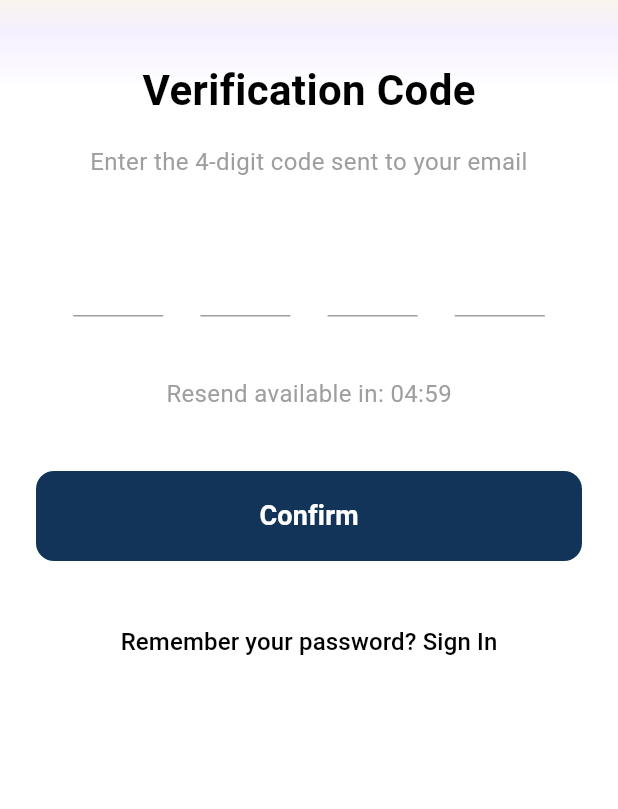
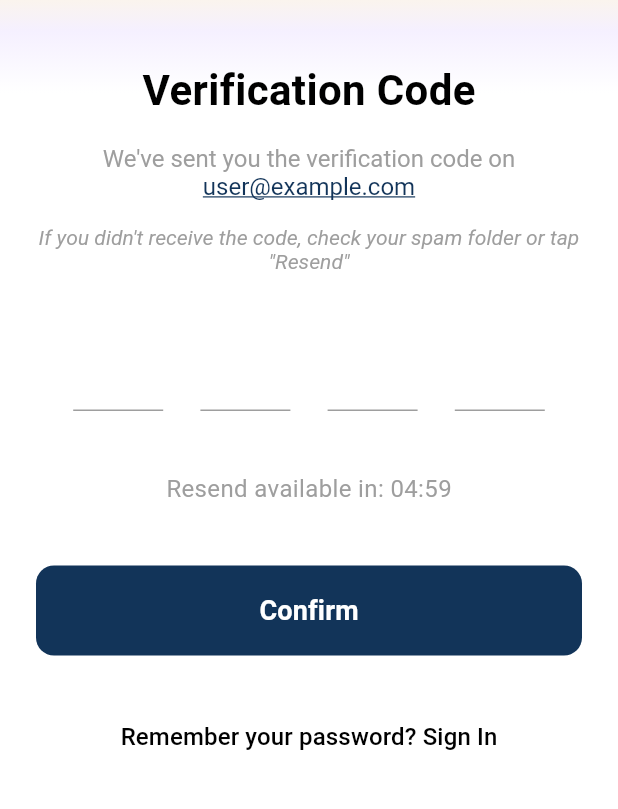
Before and after one commit to ahmed-joma/skip_line, a Flutter app: the VerificationCodeView screen opened directly, on a phone screen of 412 x 824 dp, the part 216-1025 px from its top. Run offline on Flutter 3.47's test engine with Material 3 defaults, Android fonts, the phone set to English and light mode, and no system bars; our stand-ins replace bloc, dio, equatable, flutter_bloc, go_router, permission_handler and 1 more; missing offline and left inert: mobile_scanner; accounts and stored records are empty.

Commit message:
fix some issus

```diff
--- a/lib/core/utils/app_routers.dart
+++ b/lib/core/utils/app_routers.dart
@@ -92,7 +92,10 @@ class AppRouters {
       // Verification Code Screen (Reset Password)
       GoRoute(
         path: kVerificationCodeView,
-        builder: (context, state) => const VerificationCodeScreen(),
+        builder: (context, state) {
+          final userEmail = state.extra as String?;
+          return VerificationCodeScreen(userEmail: userEmail);
+        },
       ),
 
       // Sign Up Verification Code Screen
--- a/lib/features/reset_password/presentation/views/reset_password_view.dart
+++ b/lib/features/reset_password/presentation/views/reset_password_view.dart
@@ -78,7 +78,7 @@ class _ResetPasswordViewState extends State<ResetPasswordView> {
 
         print('🔄 Redirecting to verification code screen...');
         print('🏁 ===== RESET PASSWORD VIEW - SEND CODE COMPLETED =====');
-        context.go('/verification-code');
+        context.go('/verification-code', extra: _emailController.text.trim());
       } else {
         print('❌ ===== SEND CODE FAILED! =====');
         print('❌ Failed to send password reset code! Showing error message...');
--- a/lib/features/reset_password/presentation/views/verification_code_view.dart
+++ b/lib/features/reset_password/presentation/views/verification_code_view.dart
@@ -9,7 +9,9 @@ import '../../../../shared/utils/password_validator.dart';
 import '../../../../core/services/auth_service.dart';
 
 class VerificationCodeView extends StatefulWidget {
-  const VerificationCodeView({super.key});
+  final String? userEmail;
+
+  const VerificationCodeView({super.key, this.userEmail});
 
   @override
   State<VerificationCodeView> createState() => _VerificationCodeViewState();
@@ -44,9 +46,14 @@ class _VerificationCodeViewState extends State<VerificationCodeView> {
   }
 
   void _loadEmail() {
-    // For now, we'll use a placeholder email
-    // In a real app, you would get this from shared preferences or pass it as a parameter
+    // استخدام البريد الإلكتروني المرسل من الصفحة السابقة
+    if (widget.userEmail != null && widget.userEmail!.isNotEmpty) {
+      _userEmail = widget.userEmail!;
+    } else {
+      // إذا لم يتم تمرير البريد الإلكتروني، استخدم placeholder
       _userEmail = 'user@example.com';
+    }
+    print('📧 Loaded email for password reset: $_userEmail');
   }
 
   @override
@@ -79,13 +86,85 @@ class _VerificationCodeViewState extends State<VerificationCodeView> {
     });
   }
 
-  void _resendCode() {
+  void _resendCode() async {
+    final languageManager = Provider.of<LanguageManager>(
+      context,
+      listen: false,
+    );
+
+    // Show loading notification
+    _showTopNotification(
+      languageManager.isArabic
+          ? 'جاري إعادة إرسال الرمز...'
+          : 'Resending verification code...',
+      isError: false,
+    );
+
+    print('🎯 ===== VERIFICATION CODE VIEW - STARTING RESEND =====');
+    print('📧 User email: $_userEmail');
+    print('🔄 Calling AuthService.passwordSendCode()...');
+
+    try {
+      // Call resend API
+      final result = await AuthService().passwordSendCode(_userEmail);
+
+      print('📥 Received response from AuthService');
+      print('   Success: ${result.isSuccess}');
+      print('   Message: ${result.msg}');
+
+      if (result.isSuccess) {
+        print('🎉 ===== RESEND SUCCESSFUL! =====');
+        print(
+          '✅ Verification code resent successfully! Showing success message...',
+        );
+
+        // Show success message
+        _showTopNotification(
+          languageManager.isArabic
+              ? 'تم إعادة إرسال رمز التحقق بنجاح!'
+              : 'Verification code resent successfully!',
+          isError: false,
+        );
+
+        // Reset timer
         setState(() {
           _remainingTime = 300;
           _isTimerActive = true;
         });
         _startTimer();
-    // هنا تستدعي API لإعادة إرسال الكود
+
+        print('🏁 ===== VERIFICATION CODE VIEW - RESEND COMPLETED =====');
+      } else {
+        print('❌ ===== RESEND FAILED! =====');
+        print('❌ Failed to resend verification code! Showing error message...');
+
+        String errorMessage = result.msg;
+
+        // Handle specific error cases
+        if (result.code == 404) {
+          errorMessage = languageManager.isArabic
+              ? 'لا يوجد مستخدم بهذا البريد الإلكتروني'
+              : 'No user found with this email address';
+        } else if (result.code == 422) {
+          errorMessage = languageManager.isArabic
+              ? 'البريد الإلكتروني غير صحيح'
+              : 'Invalid email address';
+        }
+
+        _showTopNotification(errorMessage, isError: true);
+        print('🏁 ===== VERIFICATION CODE VIEW - RESEND FAILED =====');
+      }
+    } catch (e) {
+      print('❌ ===== RESEND ERROR! =====');
+      print('❌ Error during resend: $e');
+      _showTopNotification(
+        languageManager.isArabic
+            ? 'حدث خطأ في الاتصال. يرجى المحاولة مرة أخرى'
+            : 'Connection error. Please try again',
+        isError: true,
+      );
+      print('🏁 ===== VERIFICATION CODE VIEW - RESEND ERROR =====');
+    }
   }
 
   String _formatTime(int seconds) {
@@ -388,12 +467,37 @@ class _VerificationCodeViewState extends State<VerificationCodeView> {
                   const SizedBox(height: 16),
 
                   // Description
-                  Text(
-                    languageManager.isArabic
-                        ? 'أدخل الرمز المكون من 4 أرقام المرسل إلى بريدك الإلكتروني'
-                        : 'Enter the 4-digit code sent to your email',
+                  RichText(
                     textAlign: TextAlign.center,
+                    text: TextSpan(
                       style: const TextStyle(fontSize: 16, color: Colors.grey),
+                      children: [
+                        TextSpan(
+                          text: languageManager.isArabic
+                              ? 'أرسلنا لك رمز التحقق على '
+                              : "We've sent you the verification code on ",
+                        ),
+                        TextSpan(
+                          text: _userEmail,
+                          style: const TextStyle(
+                            fontSize: 16,
+                            color: const Color(0xFF123459),
+                            decoration: TextDecoration.underline,
+                            decorationColor: const Color(0xFF123459),
+                          ),
+                        ),
+                        TextSpan(
+                          text: languageManager.isArabic
+                              ? '\n\nإذا لم تستلم الرمز، تحقق من مجلد الرسائل المزعجة أو اضغط على "إعادة الإرسال"'
+                              : '\n\nIf you didn\'t receive the code, check your spam folder or tap "Resend"',
+                          style: const TextStyle(
+                            fontSize: 14,
+                            color: Colors.grey,
+                            fontStyle: FontStyle.italic,
+                          ),
+                        ),
+                      ],
+                    ),
                   ),
                   const SizedBox(height: 40),
 
--- a/lib/features/reset_password/verification_code_screen.dart
+++ b/lib/features/reset_password/verification_code_screen.dart
@@ -2,10 +2,12 @@ import 'package:flutter/material.dart';
 import 'presentation/views/verification_code_view.dart';
 
 class VerificationCodeScreen extends StatelessWidget {
-  const VerificationCodeScreen({super.key});
+  final String? userEmail;
+
+  const VerificationCodeScreen({super.key, this.userEmail});
 
   @override
   Widget build(BuildContext context) {
-    return const VerificationCodeView();
+    return VerificationCodeView(userEmail: userEmail);
   }
 }
--- a/lib/features/sign_up/presentation/views/sign_up_view.dart
+++ b/lib/features/sign_up/presentation/views/sign_up_view.dart
@@ -214,6 +214,17 @@ class _SignUpViewState extends State<SignUpView> {
 
         // Navigate to verification screen
         print('🔄 Redirecting to verification screen...');
+
+        // إرسال رمز التحقق تلقائياً بعد التسجيل الناجح
+        try {
+          print('📧 Sending verification code automatically...');
+          await AuthService().resendVerificationCode();
+          print('✅ Verification code sent successfully');
+        } catch (e) {
+          print('⚠️ Failed to send verification code automatically: $e');
+          // لا نوقف العملية، المستخدم يمكنه الضغط على "Resend" لاحقاً
+        }
+
         print('🏁 ===== SIGNUP VIEW - REGISTRATION COMPLETED =====');
         context.go('/signup-verification');
       } else {
```
Also changed, not shown: lib/features/sign_up/presentation/views/verification_code_view.dart (+10 -0 lines). Lines whose indentation alone changed are shown as unchanged.
